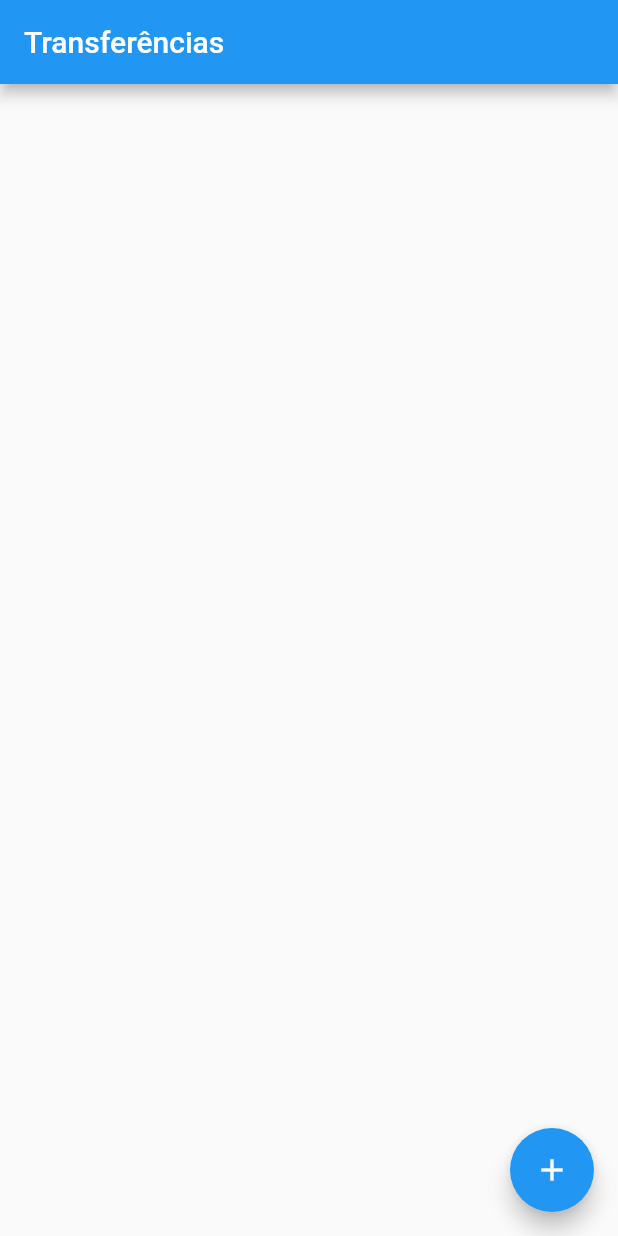
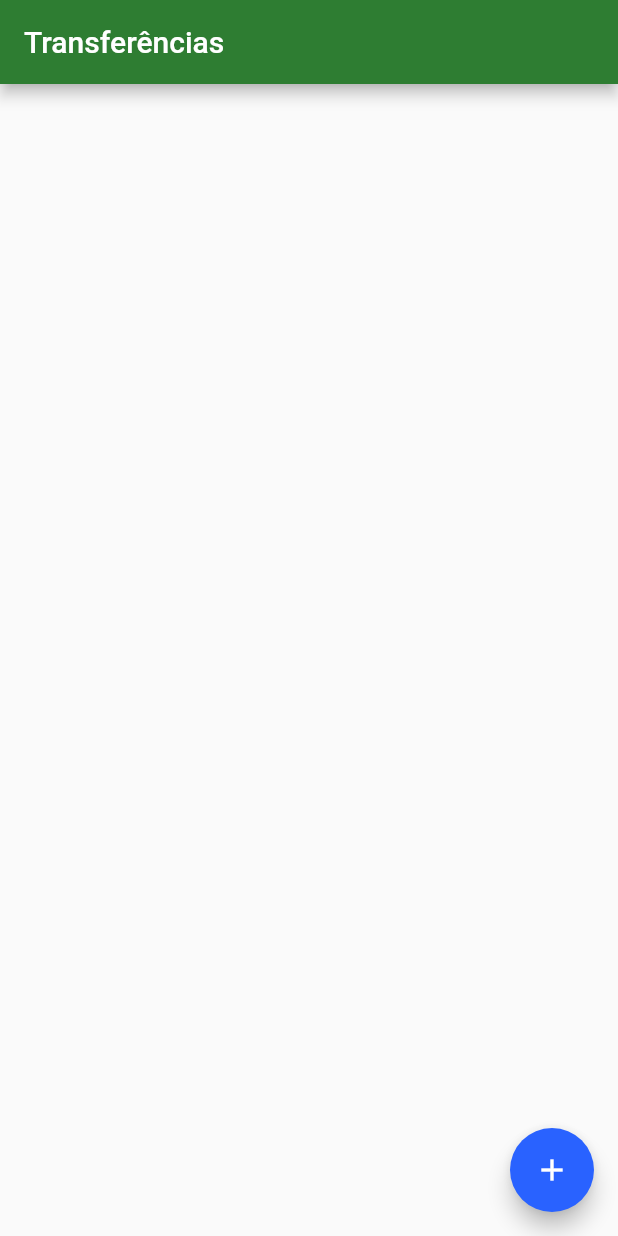
Before and after one commit to matheustgf10/bytebank, a Flutter app: the screen it shows after launch, on a phone screen of 412 x 824 dp. Run offline on Flutter 3.47's test engine with Material 2 defaults, Android fonts, the phone set to English and light mode, and no system bars.

Commit message:
Modificando o tema do App

```diff
--- a/lib/main.dart
+++ b/lib/main.dart
@@ -6,9 +6,14 @@ class BytebankApp extends StatelessWidget {
   @override
   Widget build(BuildContext context) {
     return MaterialApp(
-      home: Scaffold(
-        body: ListaTransferencias(),
+      theme: ThemeData(
+        primaryColor: Colors.green[800],
+        accentColor: Colors.blueAccent[700],
+        buttonTheme: ButtonThemeData(
+            buttonColor: Colors.blueAccent[700],
+            textTheme: ButtonTextTheme.primary),
       ),
+      home: ListaTransferencias(),
     );
   }
 }
```
